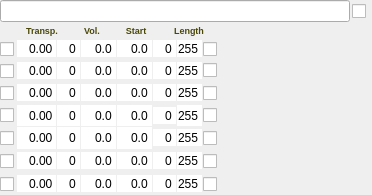
Old version of the form Qt/qt4_patch_widget.ui in the repository kmatheussen/radium.
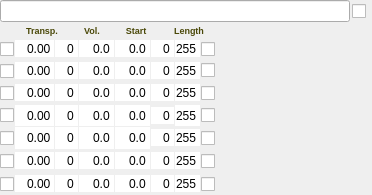
New version of the form.

Diff of the .ui file:
```diff
--- a/Qt/qt4_patch_widget.ui
+++ b/Qt/qt4_patch_widget.ui
@@ -363,7 +363,7 @@
           </property>
           <property name="sizeHint" stdset="0">
            <size>
-            <width>2</width>
+            <width>0</width>
             <height>20</height>
            </size>
           </property>
@@ -574,7 +574,7 @@
           </property>
           <property name="sizeHint" stdset="0">
            <size>
-            <width>2</width>
+            <width>0</width>
             <height>20</height>
            </size>
           </property>
@@ -785,7 +785,7 @@
           </property>
           <property name="sizeHint" stdset="0">
            <size>
-            <width>2</width>
+            <width>0</width>
             <height>20</height>
            </size>
           </property>
@@ -996,7 +996,7 @@
           </property>
           <property name="sizeHint" stdset="0">
            <size>
-            <width>2</width>
+            <width>0</width>
             <height>20</height>
            </size>
           </property>
@@ -1207,7 +1207,7 @@
           </property>
           <property name="sizeHint" stdset="0">
            <size>
-            <width>2</width>
+            <width>0</width>
             <height>0</height>
            </size>
           </property>
@@ -1415,7 +1415,7 @@
           </property>
           <property name="sizeHint" stdset="0">
            <size>
-            <width>2</width>
+            <width>0</width>
             <height>20</height>
            </size>
           </property>
@@ -1623,7 +1623,7 @@
           </property>
           <property name="sizeHint" stdset="0">
            <size>
-            <width>2</width>
+            <width>0</width>
             <height>20</height>
            </size>
           </property>
```
